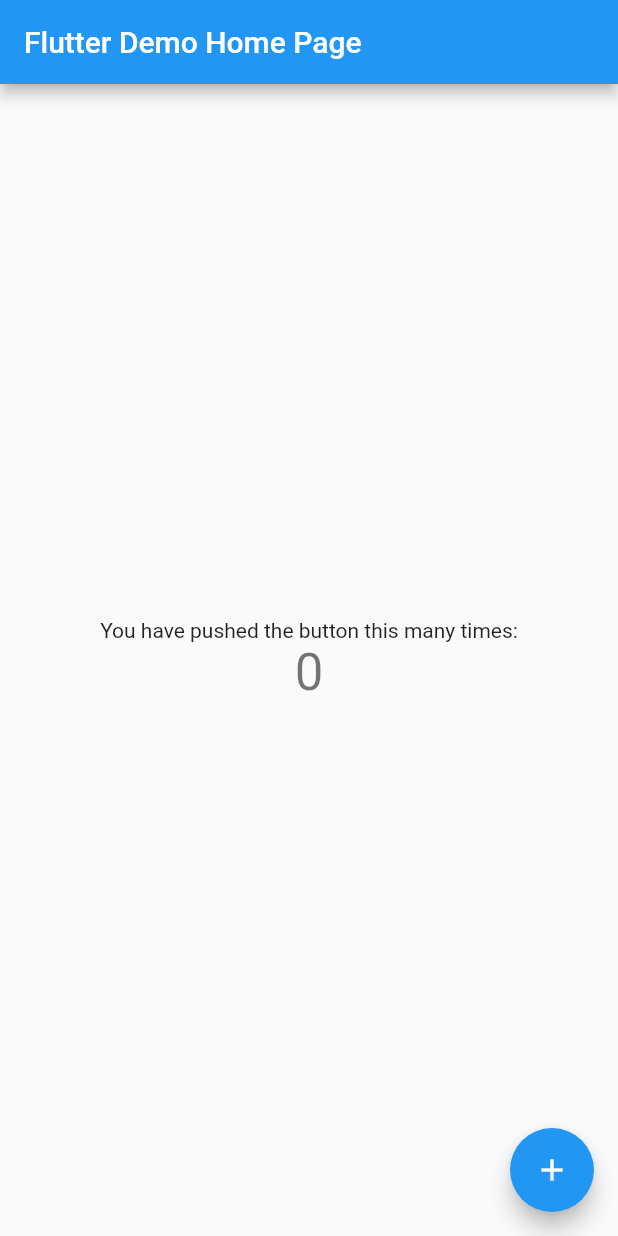
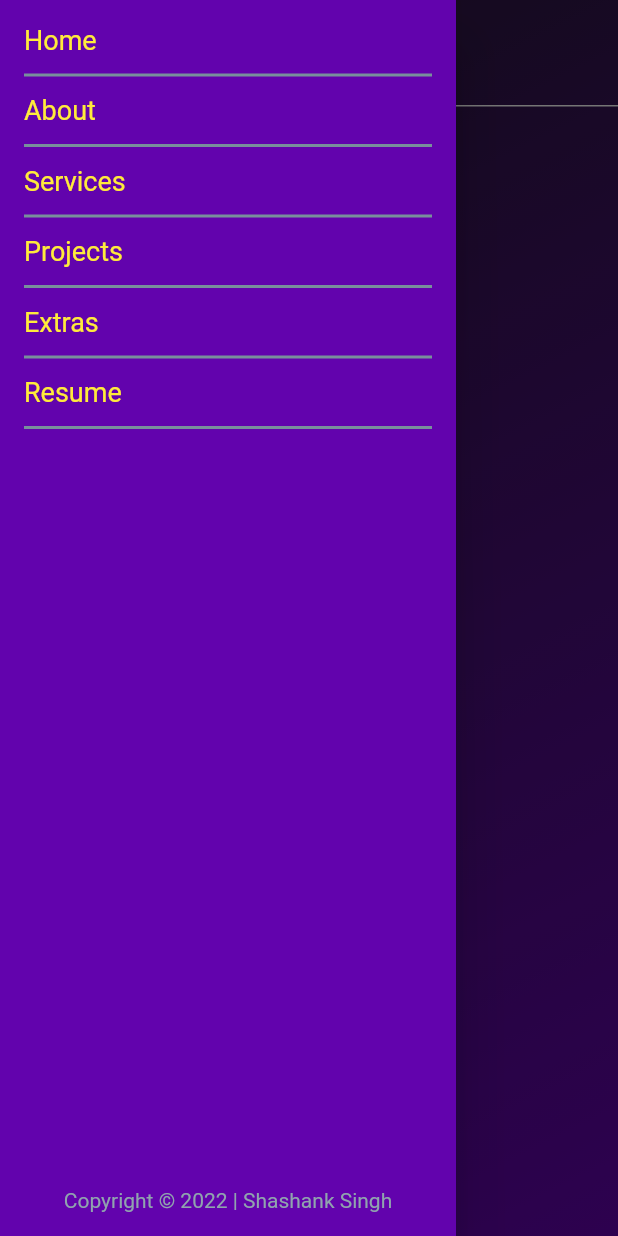
Before and after one commit to shashank3107/My-Portfolio, a Flutter app: the screen it shows after launch, with the side drawer open (before the commit the screen has no drawer), on a phone screen of 412 x 824 dp. Run offline on Flutter 3.47's test engine with Material 2 defaults, Android fonts, the phone set to English and light mode, and no system bars.

Commit message:
Responsive AppBar Added

```diff
--- a/lib/main.dart
+++ b/lib/main.dart
@@ -1,115 +1,9 @@
 import 'package:flutter/material.dart';
+import 'package:my_portfolio/views/home/home_view.dart';
 
-void main() {
-  runApp(const MyApp());
+void main(List<String> args) {
+  runApp(MaterialApp(
+    debugShowCheckedModeBanner: false,
+    home: HomeView(),
+  ));
 }
-
-class MyApp extends StatelessWidget {
-  const MyApp({Key? key}) : super(key: key);
-
-  // This widget is the root of your application.
-  @override
-  Widget build(BuildContext context) {
-    return MaterialApp(
-      title: 'Flutter Demo',
-      theme: ThemeData(
-        // This is the theme of your application.
-        //
-        // Try running your application with "flutter run". You'll see the
-        // application has a blue toolbar. Then, without quitting the app, try
-        // changing the primarySwatch below to Colors.green and then invoke
-        // "hot reload" (press "r" in the console where you ran "flutter run",
-        // or simply save your changes to "hot reload" in a Flutter IDE).
-        // Notice that the counter didn't reset back to zero; the application
-        // is not restarted.
-        primarySwatch: Colors.blue,
-      ),
-      home: const MyHomePage(title: 'Flutter Demo Home Page'),
-    );
-  }
-}
-
-class MyHomePage extends StatefulWidget {
-  const MyHomePage({Key? key, required this.title}) : super(key: key);
-
-  // This widget is the home page of your application. It is stateful, meaning
-  // that it has a State object (defined below) that contains fields that affect
-  // how it looks.
-
-  // This class is the configuration for the state. It holds the values (in this
-  // case the title) provided by the parent (in this case the App widget) and
-  // used by the build method of the State. Fields in a Widget subclass are
-  // always marked "final".
-
-  final String title;
-
-  @override
-  State<MyHomePage> createState() => _MyHomePageState();
-}
-
-class _MyHomePageState extends State<MyHomePage> {
-  int _counter = 0;
-
-  void _incrementCounter() {
-    setState(() {
-      // This call to setState tells the Flutter framework that something has
-      // changed in this State, which causes it to rerun the build method below
-      // so that the display can reflect the updated values. If we changed
-      // _counter without calling setState(), then the build method would not be
-      // called again, and so nothing would appear to happen.
-      _counter++;
-    });
-  }
-
-  @override
-  Widget build(BuildContext context) {
-    // This method is rerun every time setState is called, for instance as done
-    // by the _incrementCounter method above.
-    //
-    // The Flutter framework has been optimized to make rerunning build methods
-    // fast, so that you can just rebuild anything that needs updating rather
-    // than having to individually change instances of widgets.
-    return Scaffold(
-      appBar: AppBar(
-        // Here we take the value from the MyHomePage object that was created by
-        // the App.build method, and use it to set our appbar title.
-        title: Text(widget.title),
-      ),
-      body: Center(
-        // Center is a layout widget. It takes a single child and positions it
-        // in the middle of the parent.
-        child: Column(
-          // Column is also a layout widget. It takes a list of children and
-          // arranges them vertically. By default, it sizes itself to fit its
-          // children horizontally, and tries to be as tall as its parent.
-          //
-          // Invoke "debug painting" (press "p" in the console, choose the
-          // "Toggle Debug Paint" action from the Flutter Inspector in Android
-          // Studio, or the "Toggle Debug Paint" command in Visual Studio Code)
-          // to see the wireframe for each widget.
-          //
-          // Column has various properties to control how it sizes itself and
-          // how it positions its children. Here we use mainAxisAlignment to
-          // center the children vertically; the main axis here is the vertical
-          // axis because Columns are vertical (the cross axis would be
-          // horizontal).
-          mainAxisAlignment: MainAxisAlignment.center,
-          children: <Widget>[
-            const Text(
-              'You have pushed the button this many times:',
-            ),
-            Text(
-              '$_counter',
-              style: Theme.of(context).textTheme.headline4,
-            ),
-          ],
-        ),
-      ),
-      floatingActionButton: FloatingActionButton(
-        onPressed: _incrementCounter,
-        tooltip: 'Increment',
-        child: const Icon(Icons.add),
-      ), // This trailing comma makes auto-formatting nicer for build methods.
-    );
-  }
-}
--- /dev/null
+++ b/lib/views/home/home_view.dart
@@ -0,0 +1,63 @@
+import 'package:flutter/material.dart';
+import 'package:my_portfolio/utils/responsive.dart';
+import 'package:my_portfolio/views/home/menu_drawer.dart';
+import 'package:my_portfolio/views/home/top_bar_contents.dart';
+
+class HomeView extends StatefulWidget {
+  const HomeView({Key? key}) : super(key: key);
+
+  @override
+  State<HomeView> createState() => _HomeViewState();
+}
+
+class _HomeViewState extends State<HomeView> {
+  @override
+  Widget build(BuildContext context) {
+    var screenSize = MediaQuery.of(context).size;
+    return Container(
+      decoration: BoxDecoration(
+          gradient: LinearGradient(
+              begin: Alignment.topLeft,
+              end: Alignment.bottomRight,
+              colors: [Color(0xff261934), Color(0xFF6203AD)])),
+      child: Stack(
+        children: [
+          // Image.asset(
+          //   'assets/background_image.png',
+          //   height: screenSize.height,
+          //   width: screenSize.width,
+          //   fit: BoxFit.cover,
+          // ),
+          Scaffold(
+            backgroundColor: Colors.transparent,
+            appBar: ResponsiveWidget.isSmallScreen(context)
+                ? AppBar(
+                    backgroundColor: Colors.transparent,
+                    elevation: 0,
+                    centerTitle: true,
+                    title: Text(
+                      "PORTFOLIO",
+                      style:
+                          TextStyle(color: Colors.yellowAccent, fontSize: 26),
+                    ),
+                    bottom: PreferredSize(
+                      preferredSize: Size(screenSize.width, 15),
+                      child: Container(
+                        decoration: BoxDecoration(
+                            border: Border(
+                          bottom: BorderSide(width: 1.0, color: Colors.white),
+                        )),
+                      ),
+                    ),
+                  )
+                : PreferredSize(
+                    preferredSize: Size(screenSize.width, 70),
+                    child: TopBarContents(),
+                  ),
+            drawer: MenuDrawer(),
+          ),
+        ],
+      ),
+    );
+  }
+}
--- /dev/null
+++ b/lib/views/home/menu_drawer.dart
@@ -0,0 +1,121 @@
+import 'package:flutter/material.dart';
+
+class MenuDrawer extends StatelessWidget {
+  const MenuDrawer({
+    Key? key,
+  }) : super(key: key);
+
+  @override
+  Widget build(BuildContext context) {
+    return Drawer(
+      child: Container(
+        color: Color(0xFF6203AD),
+        child: Padding(
+          padding: const EdgeInsets.all(16.0),
+          child: Column(
+            crossAxisAlignment: CrossAxisAlignment.start,
+            mainAxisAlignment: MainAxisAlignment.start,
+            children: [
+              InkWell(
+                onTap: () {},
+                child: Text(
+                  'Home',
+                  style: TextStyle(color: Colors.yellow, fontSize: 18),
+                ),
+              ),
+              Padding(
+                padding: const EdgeInsets.only(top: 5.0, bottom: 5.0),
+                child: Divider(
+                  color: Colors.blueGrey.shade400,
+                  thickness: 2,
+                ),
+              ),
+              InkWell(
+                onTap: () {},
+                child: Text(
+                  'About',
+                  style: TextStyle(color: Colors.yellow, fontSize: 18),
+                ),
+              ),
+              Padding(
+                padding: const EdgeInsets.only(top: 5.0, bottom: 5.0),
+                child: Divider(
+                  color: Colors.blueGrey.shade400,
+                  thickness: 2,
+                ),
+              ),
+              InkWell(
+                onTap: () {},
+                child: Text(
+                  'Services',
+                  style: TextStyle(color: Colors.yellow, fontSize: 18),
+                ),
+              ),
+              Padding(
+                padding: const EdgeInsets.only(top: 5.0, bottom: 5.0),
+                child: Divider(
+                  color: Colors.blueGrey.shade400,
+                  thickness: 2,
+                ),
+              ),
+              InkWell(
+                onTap: () {},
+                child: Text(
+                  'Projects',
+                  style: TextStyle(color: Colors.yellow, fontSize: 18),
+                ),
+              ),
+              Padding(
+                padding: const EdgeInsets.only(top: 5.0, bottom: 5.0),
+                child: Divider(
+                  color: Colors.blueGrey.shade400,
+                  thickness: 2,
+                ),
+              ),
+              InkWell(
+                onTap: () {},
+                child: Text(
+                  'Extras',
+                  style: TextStyle(color: Colors.yellow, fontSize: 18),
+                ),
+              ),
+              Padding(
+                padding: const EdgeInsets.only(top: 5.0, bottom: 5.0),
+                child: Divider(
+                  color: Colors.blueGrey.shade400,
+                  thickness: 2,
+                ),
+              ),
+              InkWell(
+                onTap: () {},
+                child: Text(
+                  'Resume',
+                  style: TextStyle(color: Colors.yellow, fontSize: 18),
+                ),
+              ),
+              Padding(
+                padding: const EdgeInsets.only(top: 5.0, bottom: 5.0),
+                child: Divider(
+                  color: Colors.blueGrey.shade400,
+                  thickness: 2,
+                ),
+              ),
+              Expanded(
+                child: Align(
+                  alignment: Alignment.bottomCenter,
+                  child: Text(
+                    'Copyright © 2022 | Shashank Singh',
+                    style: TextStyle(
+                      color: Colors.blueGrey.shade300,
+                      fontSize: 14,
+                    ),
+                  ),
+                ),
+              )
+            ],
+          ),
+        ),
+      ),
+    );
+  }
+}
```
Also changed, not shown: lib/utils/responsive.dart (added, +43 -0 lines), lib/views/home/top_bar_contents.dart (added, +214 -0 lines), pubspec.yaml (+3 -5 lines), lib/utils/color_pallete.dart (added).
